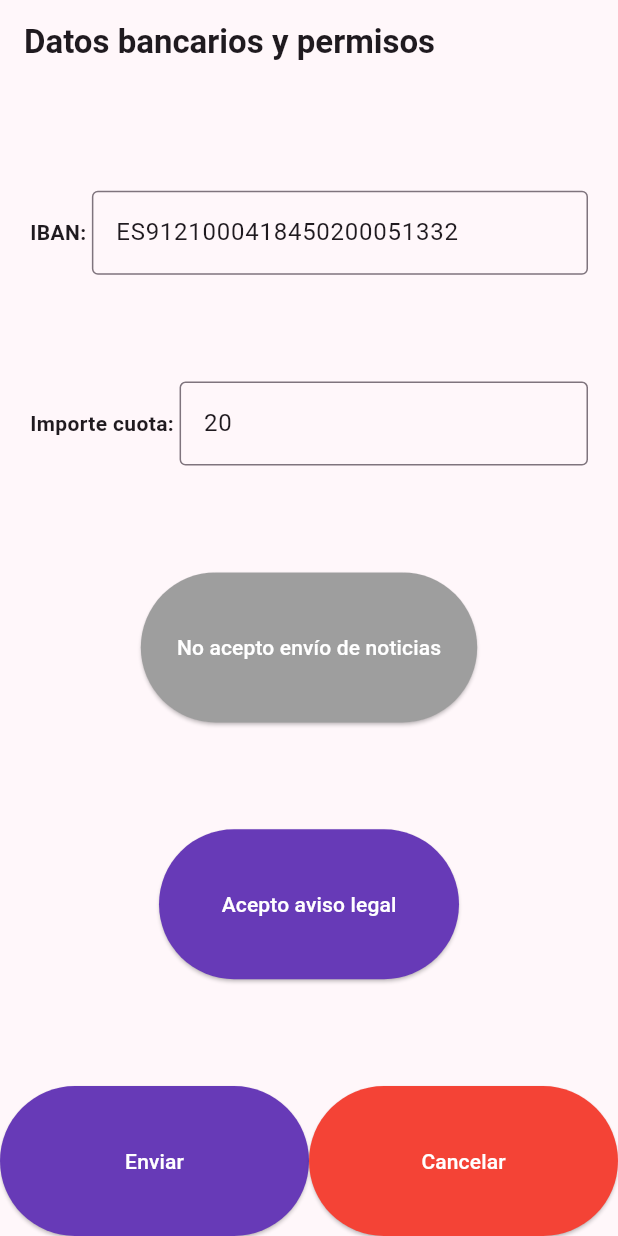
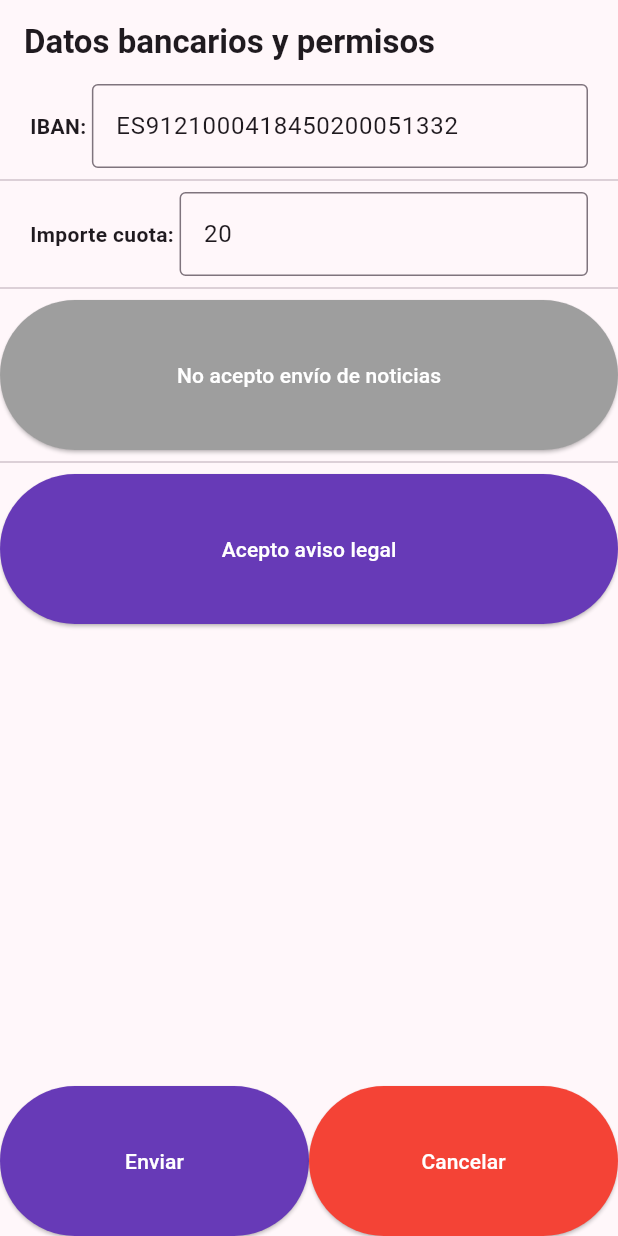
Before and after one commit to TsolidarioFG/2024-AGAELA-plataforma, a Flutter app: the BankDetailsAndPermissions screen opened directly, on a phone screen of 412 x 824 dp. Run offline on Flutter 3.47's test engine with Material 3 defaults, Android fonts, the phone set to English and light mode, and no system bars; our stand-ins replace get_it, go_router; accounts and stored records are empty; generated files the repository leaves out were written again.

Commit message:
Changed bank details and permissions to avoid overflow with scrolling

```diff
--- a/agaela_app/lib/features/edit_profile/screens/bank_details_and_permissions.dart
+++ b/agaela_app/lib/features/edit_profile/screens/bank_details_and_permissions.dart
@@ -74,19 +74,20 @@ class _BankDetailsAndPermissionsState extends State<BankDetailsAndPermissions> {
       body: Form(
         key: _bankDetailsAndPermissionsFormKey,
         autovalidateMode: AutovalidateMode.onUserInteraction,
-        child: Column(
-          mainAxisAlignment: MainAxisAlignment.spaceEvenly,
+        child: ListView(
           children: <Widget>[
             DefaultNamedFormField(
                 controller: _ibanController,
                 name: AppLocalizations.of(context)!
                     .editProfileBankDetailsAndPermissionsIbanField,
                 sensitiveInformation: false),
+            const Divider(),
             DefaultNamedFormField(
                 controller: _feeController,
                 name: AppLocalizations.of(context)!
                     .editProfileBankDetailsAndPermissionsFeeField,
                 sensitiveInformation: false),
+            const Divider(),
             ClickColorButton(
                 function: () => _acceptNews = !_acceptNews,
                 clickedText: AppLocalizations.of(context)!
@@ -94,6 +95,7 @@ class _BankDetailsAndPermissionsState extends State<BankDetailsAndPermissions> {
                 notClickedText: AppLocalizations.of(context)!
                     .editProfileBankDetailsAndPermissionsNotClickedNewsButton,
                 initialState: _acceptNews),
+            const Divider(),
             ClickColorButton(
                 function: () => _acceptLegalNotice = !_acceptLegalNotice,
                 clickedText: AppLocalizations.of(context)!
```
